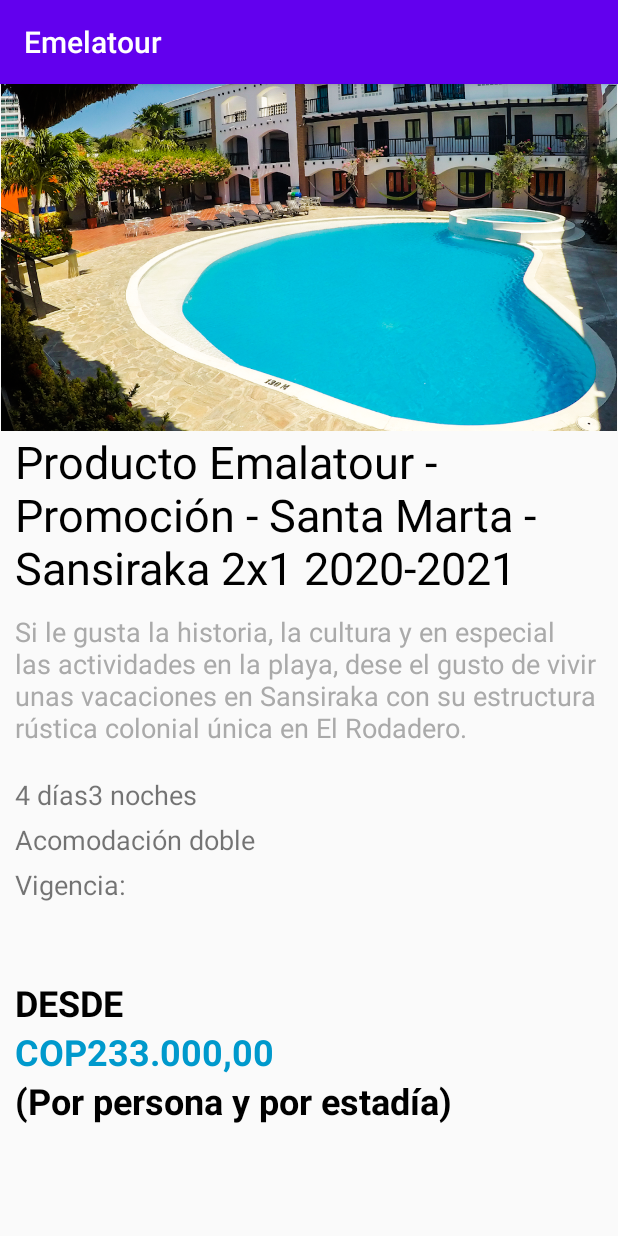
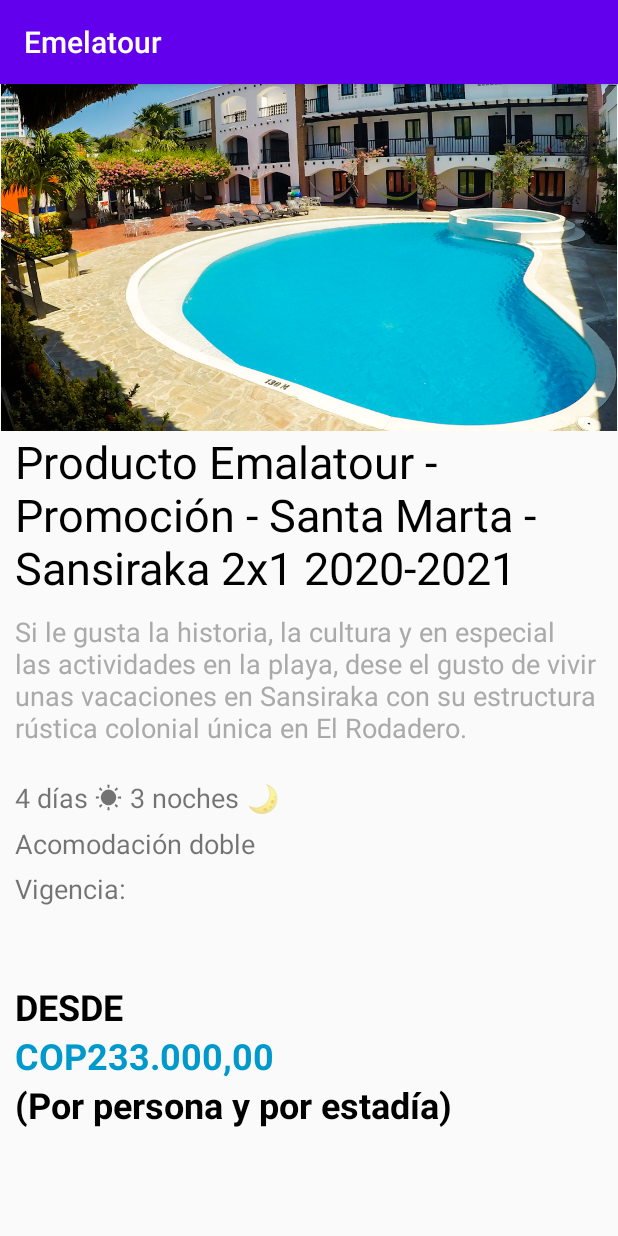
Before and after one commit to ghostspook/Emelatour, an Android app: the PromoActivity screen opened directly, with no data from a screen before it, on a phone screen of 412 x 824 dp. Run offline under Robolectric (Android 15) with nearby library versions, the phone set to English and light mode, and no system bars.

Commit message:
Sun / moom emojis

```diff
--- a/app/src/main/res/layout/activity_promo.xml
+++ b/app/src/main/res/layout/activity_promo.xml
@@ -65,8 +65,10 @@
                         android:id="@+id/textView12"
                         android:layout_width="wrap_content"
                         android:layout_height="wrap_content"
+                        android:layout_marginLeft="5dp"
                         android:text="@string/promo_sansiraka_nights"
-                        android:textSize="18sp" />
+                        android:textSize="18sp"
+                        android:layout_marginStart="5dp" />
 
                 </LinearLayout>
 
--- a/app/src/main/res/values/strings.xml
+++ b/app/src/main/res/values/strings.xml
@@ -20,8 +20,8 @@
     <string name="sansikara">Sansikara</string>
     <string name="promo_sansiraka_title">Producto Emalatour - Promoción - Santa Marta - Sansiraka 2x1 2020-2021</string>
     <string name="promo_sansiraka_description">Si le gusta la historia, la cultura y en especial las actividades en la playa, dese el gusto de vivir unas vacaciones en Sansiraka con su estructura rústica colonial única en El Rodadero.</string>
-    <string name="promo_sansiraka_days">4 días</string>
-    <string name="promo_sansiraka_nights">3 noches</string>
+    <string name="promo_sansiraka_days">4 días  &#9728;</string>
+    <string name="promo_sansiraka_nights">3 noches &#127769;</string>
     <string name="promo_sansiraka_accomodation">Acomodación doble</string>
     <string name="promo_sansiraka_valid_trough">Vigencia:</string>
     <string name="from">DESDE</string>
```
